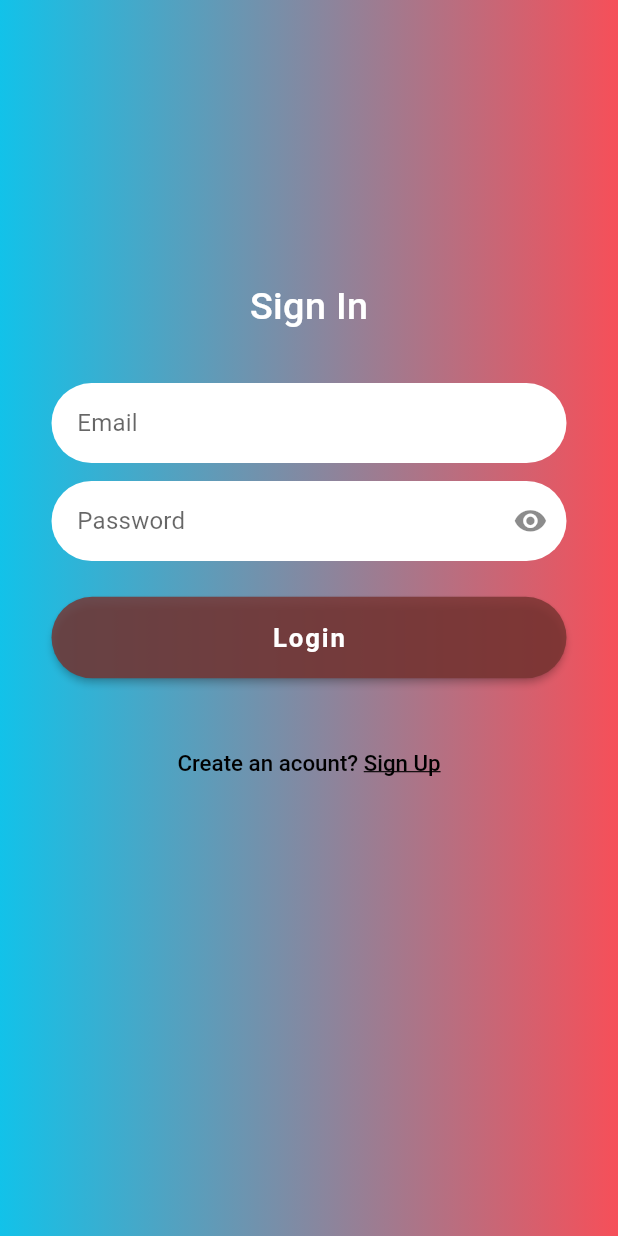
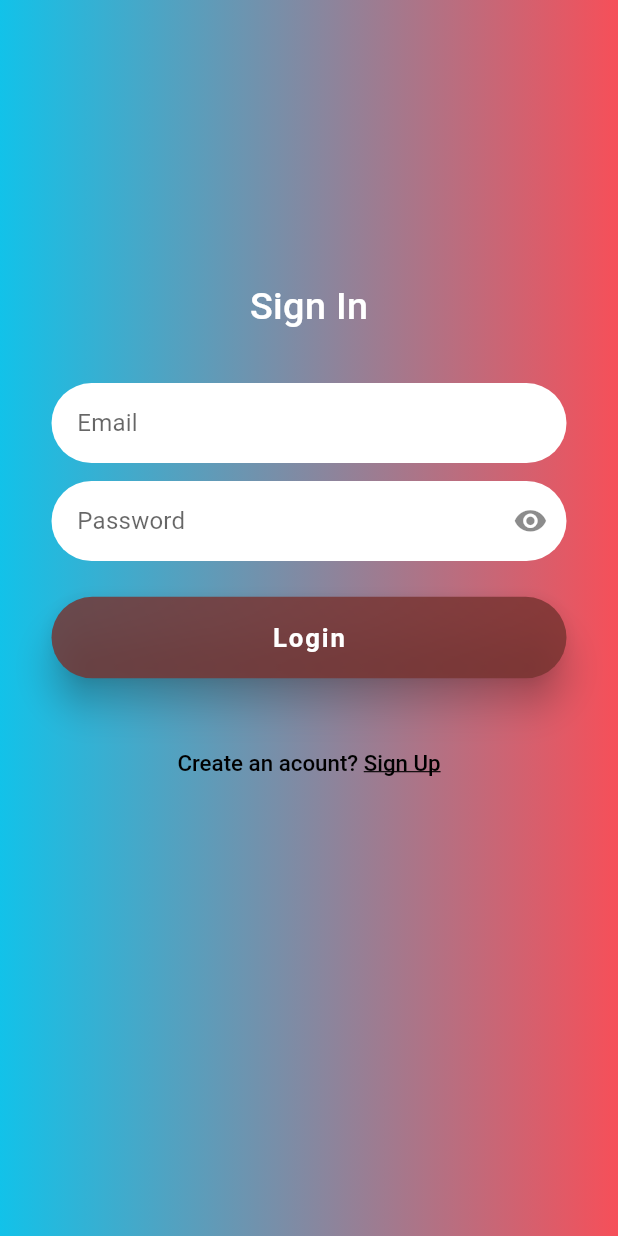
Before and after one commit to HammadAhmedSherazi/todoapp-1, a Flutter app: the screen it shows after launch, on a phone screen of 412 x 824 dp. Run offline on Flutter 3.47's test engine with Material 2 defaults, Android fonts, the phone set to English and light mode, and no system bars; our stand-ins replace flutter_screenutil, flutter_spinkit.

```diff
--- a/lib/services/api_service.dart
+++ b/lib/services/api_service.dart
@@ -15,6 +15,8 @@ registrationApi(Map<String, String> reqData, BuildContext context) async {
 
   if (jsonResponse['status']) {
     // ignore: use_build_context_synchronously
-    Navigator.pop(context);
+    Navigator.of(context)
+      ..pop()
+      ..pop();
   }
 }
--- a/lib/utils/global.dart
+++ b/lib/utils/global.dart
@@ -18,10 +18,8 @@ TextStyle headingStyle = TextStyle(
 
 String apiUrl = "http://192.168.1.48:5000";
 
-
 //LOADER
-const spinkit = SpinKitSquareCircle   (
+const spinkit = SpinKitThreeBounce(
   color: Colors.white,
   size: 50.0,
-
 );
--- a/lib/widgets/button_widget.dart
+++ b/lib/widgets/button_widget.dart
@@ -13,7 +13,7 @@ class ButtonWidgetAndroid extends StatelessWidget {
     return ElevatedButton(
         onPressed: onTap,
         style: ButtonStyle(
-
+            elevation: const MaterialStatePropertyAll(10.0),
             padding: MaterialStatePropertyAll(EdgeInsets.all(15.r)),
             shape: MaterialStatePropertyAll(RoundedRectangleBorder(
                 borderRadius: BorderRadius.horizontal(
```
